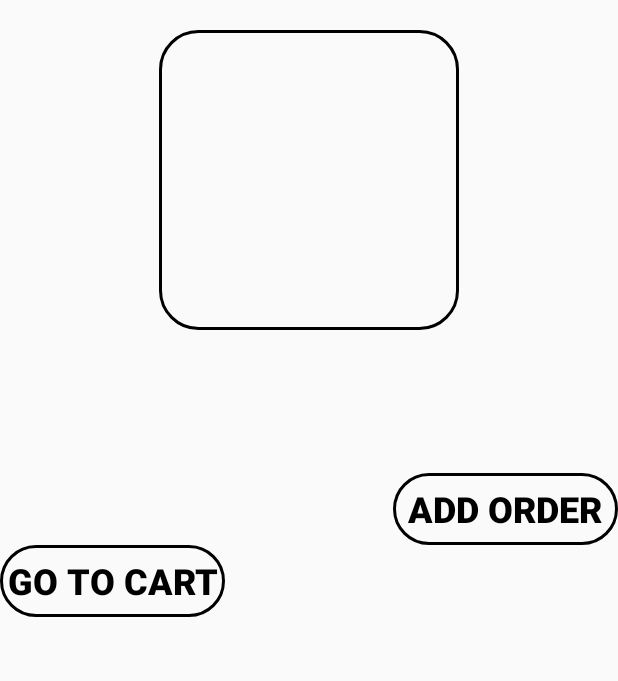
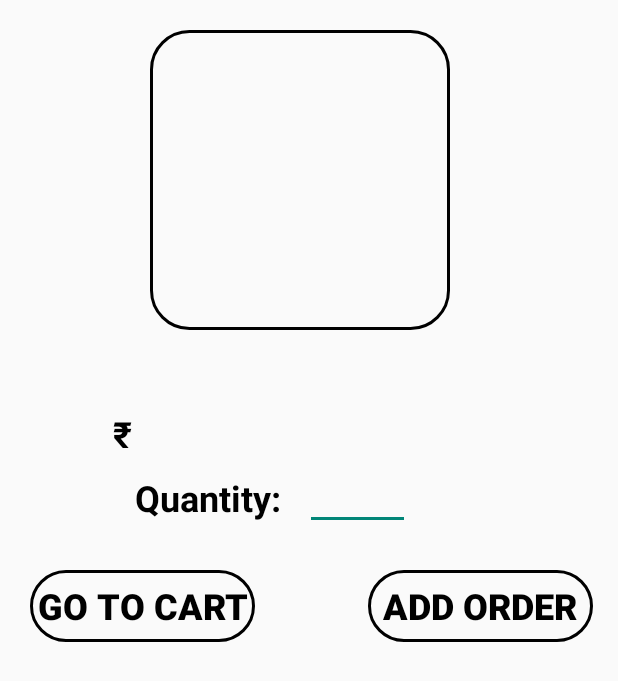
Before and after one commit to azeem30/CompletePizzaOrdering, an Android app: the layout fragment_desc.xml on its own in the app's theme, with its tools: preview values and no code run, on a phone screen of 412 x 824 dp. Shown: the top 681 px of the screen. Run offline under Robolectric (Android 15) with nearby library versions, the phone set to English and light mode, and no system bars.

```diff
--- a/app/src/main/java/com/example/pizzaorderinh/Login.java
+++ b/app/src/main/java/com/example/pizzaorderinh/Login.java
@@ -60,7 +60,6 @@ FirebaseUser user;
         });
 
 
-
     }
 
     public void performLogin() {
--- /dev/null
+++ b/app/src/main/res/drawable/ic_baseline_shopping_cart_24.xml
@@ -0,0 +1,5 @@
+<vector android:height="24dp" android:tint="#000000"
+    android:viewportHeight="24" android:viewportWidth="24"
+    android:width="24dp" xmlns:android="http://schemas.android.com/apk/res/android">
+    <path android:fillColor="@android:color/white" android:pathData="M7,18c-1.1,0 -1.99,0.9 -1.99,2S5.9,22 7,22s2,-0.9 2,-2 -0.9,-2 -2,-2zM1,2v2h2l3.6,7.59 -1.35,2.45c-0.16,0.28 -0.25,0.61 -0.25,0.96 0,1.1 0.9,2 2,2h12v-2L7.42,15c-0.14,0 -0.25,-0.11 -0.25,-0.25l0.03,-0.12 0.9,-1.63h7.45c0.75,0 1.41,-0.41 1.75,-1.03l3.58,-6.49c0.08,-0.14 0.12,-0.31 0.12,-0.48 0,-0.55 -0.45,-1 -1,-1L5.21,4l-0.94,-2L1,2zM17,18c-1.1,0 -1.99,0.9 -1.99,2s0.89,2 1.99,2 2,-0.9 2,-2 -0.9,-2 -2,-2z"/>
+</vector>
--- a/app/src/main/res/layout/fragment_desc.xml
+++ b/app/src/main/res/layout/fragment_desc.xml
@@ -5,19 +5,19 @@
     android:layout_height="match_parent"
     tools:context=".descFragment">
 
-<LinearLayout
+<RelativeLayout
     android:layout_width="match_parent"
     android:layout_height="wrap_content"
     android:id="@+id/detail"
-    android:orientation="vertical"
     >
 
     <ImageView
         android:layout_width="200dp"
         android:layout_height="200dp"
         android:id="@+id/detImg"
+        android:layout_marginLeft="100dp"
         android:background="@drawable/border"
-        android:layout_gravity="center_horizontal"
+
         android:layout_marginTop="20dp"/>
 
     <TextView
@@ -25,9 +25,10 @@
         android:layout_width="wrap_content"
         android:layout_height="wrap_content"
         android:fontFamily="sans-serif"
-     android:layout_gravity="center_horizontal"
+        android:layout_below="@+id/detImg"
+        android:layout_marginTop="10dp"
+      android:layout_marginLeft="90dp"
         android:textColor="@color/black"
-
         android:textSize="24dp"
         android:textStyle="bold"/>
     <TextView
@@ -35,11 +36,48 @@
         android:layout_width="wrap_content"
         android:layout_height="wrap_content"
         android:fontFamily="sans-serif"
-        android:layout_gravity="center_horizontal"
+        android:layout_below="@+id/detText1"
+        android:layout_marginTop="10dp"
+        android:layout_marginLeft="90dp"
         android:textColor="@color/black"
         android:textSize="24dp"
         android:textStyle="bold"/>
 
+    <TextView
+        android:layout_width="wrap_content"
+        android:layout_height="wrap_content"
+        android:text="₹"
+        android:textSize="24dp"
+        android:textStyle="bold"
+        android:layout_marginTop="10dp"
+        android:textColor="@color/black"
+        android:layout_below="@+id/detText1"
+        android:layout_marginLeft="75dp"/>
+
+    <TextView
+        android:layout_width="wrap_content"
+        android:layout_height="wrap_content"
+        android:layout_below="@+id/detText2"
+        android:id="@+id/quan"
+        android:layout_marginLeft="90dp"
+        android:textSize="24dp"
+        android:layout_marginTop="10dp"
+        android:textColor="@color/black"
+        android:textStyle="bold"
+        android:text="Quantity: "
+        />
+    <EditText
+        android:layout_width="70dp"
+        android:layout_height="wrap_content"
+        android:id="@+id/enterQuan"
+        android:inputType="number"
+        android:layout_toEndOf="@+id/quan"
+        android:layout_marginLeft="10dp"
+
+        android:layout_below="@+id/detText2"
+        android:textColor="@color/black"
+        android:textStyle="bold"
+        android:textSize="20dp"/>
      <Button
     android:layout_width="150dp"
     android:layout_height="wrap_content"
@@ -47,10 +85,12 @@
     android:textSize="24dp"
     android:text="ADD ORDER"
          android:textStyle="bold"
+         android:layout_marginLeft="245dp"
     android:id="@+id/addOrder"
     android:textColor="@color/black"
     android:background="@drawable/border"
-    android:layout_marginTop="30dp"/>
+    android:layout_marginTop="380dp"
+         />
     <Button
         android:layout_width="150dp"
         android:layout_height="wrap_content"
@@ -59,11 +99,13 @@
         android:text="GO TO CART"
         android:textStyle="bold"
         android:id="@+id/gotoCart"
+        android:layout_marginLeft="20dp"
+        android:layout_marginTop="380dp"
         android:textColor="@color/black"
         android:background="@drawable/border"
         />
 
-</LinearLayout>
+</RelativeLayout>
 
 
 </FrameLayout>
```
Also changed, not shown: app/src/main/AndroidManifest.xml (+7 -0 lines), app/src/main/java/com/example/pizzaorderinh/Cart.java (added, +65 -0 lines), app/src/main/java/com/example/pizzaorderinh/cartAdapter.java (added, +55 -0 lines), app/src/main/java/com/example/pizzaorderinh/cartItem.java (added, +47 -0 lines), app/src/main/java/com/example/pizzaorderinh/descFragment.java (+29 -11 lines), app/src/main/res/layout/activity_cart.xml (added, +42 -0 lines), app/src/main/res/layout/cart_item.xml (added, +93 -0 lines), app/src/main/res/layout/menu_item.xml (+15 -2 lines), app/src/main/res/drawable-v24/dec.jpeg (added), app/src/main/res/drawable-v24/inc.jpeg (added).
